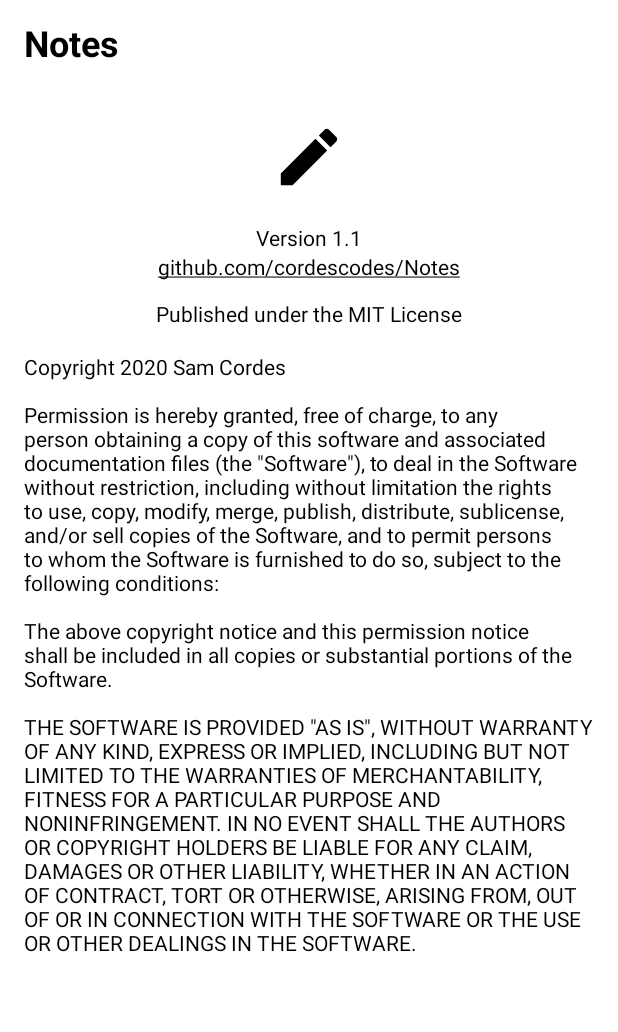
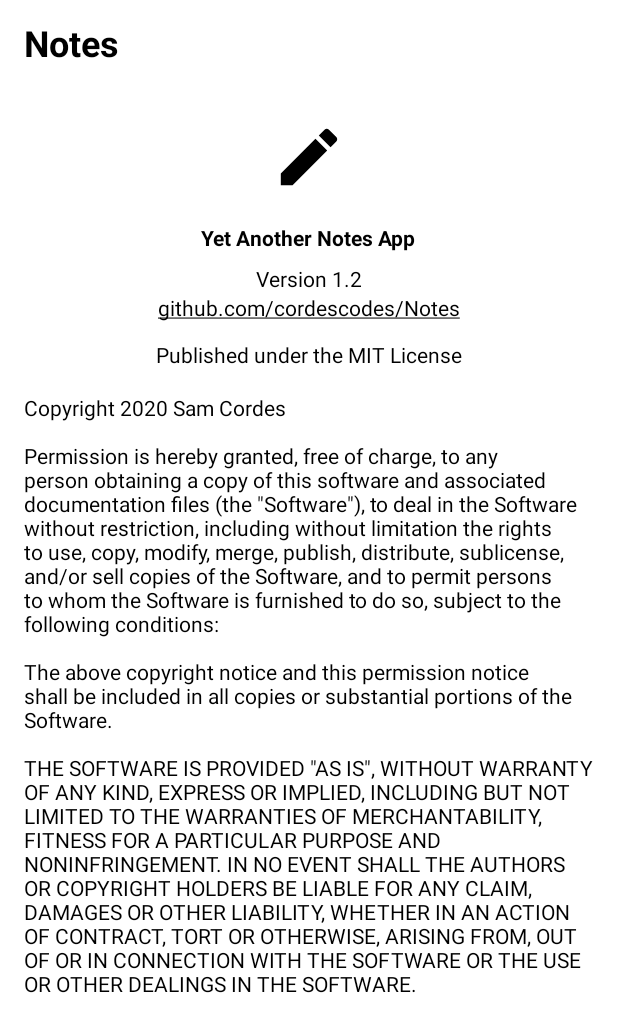
Before and after one commit to cordescodes/Notes, an Android app: the fragment AboutFragment placed in its activity, on a phone screen of 412 x 824 dp. Shown: the top 1032 px of the screen. Run offline under Robolectric (Android 15) with nearby library versions, the phone set to English and light mode, and no system bars; our stand-ins replace Room's generated code, androidx.preference; 5 statements that could not run were skipped.

Commit message:
updated title to Yet Another Notes App and targetSdk to 29, removed empty line for share without title, fixed potential crash in import

```diff
--- a/app/src/main/AndroidManifest.xml
+++ b/app/src/main/AndroidManifest.xml
@@ -6,7 +6,7 @@
         android:name=".App"
         android:allowBackup="false"
         android:icon="@mipmap/ic_launcher"
-        android:label="@string/app_name"
+        android:label="@string/short_app_name"
         android:roundIcon="@mipmap/ic_launcher_round"
         android:supportsRtl="true"
         android:theme="@style/AppTheme">
@@ -19,7 +19,7 @@
         </activity>
         <activity
             android:name=".MainActivity"
-            android:label="@string/app_name">
+            android:label="@string/short_app_name">
             <intent-filter>
                 <action android:name="android.intent.action.MAIN" />
                 <action android:name="android.intent.action.VIEW" />
--- a/app/src/main/java/app/cordes/notepad/NoteItem.kt
+++ b/app/src/main/java/app/cordes/notepad/NoteItem.kt
@@ -13,21 +13,15 @@ class NoteItem(private val note : Note, context: Context)
 
     private val locale : Locale = Locale.getDefault()
     private val dateFormat = PreferenceManager.getDefaultSharedPreferences(context)
-        .getString("key_date_format", "M/d/yy")
+        .getString("key_date_format", "M/d/yy") as String
     private val timeFormat = PreferenceManager.getDefaultSharedPreferences(context)
-        .getString("key_time_format", "h:mm a")
+        .getString("key_time_format", "h:mm a") as String
 
     fun getNote() : Note { return note }
     fun getTitle() : String { return note.title }
     fun getContent() : String { return note.content }
 
-    fun getDisplayDate() : String
-    {
-        return SimpleDateFormat(dateFormat, locale).format(note.date)
-    }
+    fun getDisplayDate() : String = SimpleDateFormat(dateFormat, locale).format(note.date)
 
-    fun getDisplayTime() : String
-    {
-        return SimpleDateFormat(timeFormat, locale).format(note.date)
-    }
+    fun getDisplayTime() : String = SimpleDateFormat(timeFormat, locale).format(note.date)
 }
--- a/app/src/main/res/layout/activity_main.xml
+++ b/app/src/main/res/layout/activity_main.xml
@@ -20,7 +20,7 @@
             android:layout_marginTop="@dimen/top_margin"
             android:layout_marginBottom="@dimen/top_margin"
             android:layout_marginStart="@dimen/side_margin"
-            android:text="@string/app_name"
+            android:text="@string/short_app_name"
             android:textStyle="bold"
             android:textSize="24sp"
             android:textColor="@color/colorContrast"/>
--- a/app/src/main/res/layout/fragment_about.xml
+++ b/app/src/main/res/layout/fragment_about.xml
@@ -18,7 +18,16 @@
             android:layout_height="wrap_content"
             android:src="@mipmap/ic_launcher"
             android:layout_gravity="center"
-            android:contentDescription="@string/app_name"/>
+            android:importantForAccessibility="no"/>
+
+        <TextView
+            android:layout_width="wrap_content"
+            android:layout_height="wrap_content"
+            android:text="@string/app_name"
+            android:textColor="@color/colorContrast"
+            android:textStyle="bold"
+            android:paddingTop="8dp"
+            android:layout_gravity="center"/>
 
         <TextView
             android:layout_width="wrap_content"
--- a/app/src/main/res/values/strings.xml
+++ b/app/src/main/res/values/strings.xml
@@ -1,6 +1,7 @@
 <resources>
-    <string name="app_name">Notes</string>
-    <string name="version" translatable="false">Version 1.1</string>
+    <string name="app_name">Yet Another Notes App</string>
+    <string name="short_app_name">Notes</string>
+    <string name="version" translatable="false">Version 1.2</string>
 
     <string name="github_link" translatable="false">github.com/cordescodes/Notes</string>
     <string name="published_under">Published under the MIT License</string>
--- a/build.gradle
+++ b/build.gradle
@@ -6,7 +6,7 @@ buildscript {
 
     }
     dependencies {
-        classpath 'com.android.tools.build:gradle:3.5.3'
+        classpath 'com.android.tools.build:gradle:3.5.4'
         classpath "org.jetbrains.kotlin:kotlin-gradle-plugin:$kotlin_version"
     }
 }
```
Also changed, not shown: app/build.gradle (+10 -10 lines), app/src/main/java/app/cordes/notepad/NoteActivity.kt (+22 -7 lines).
